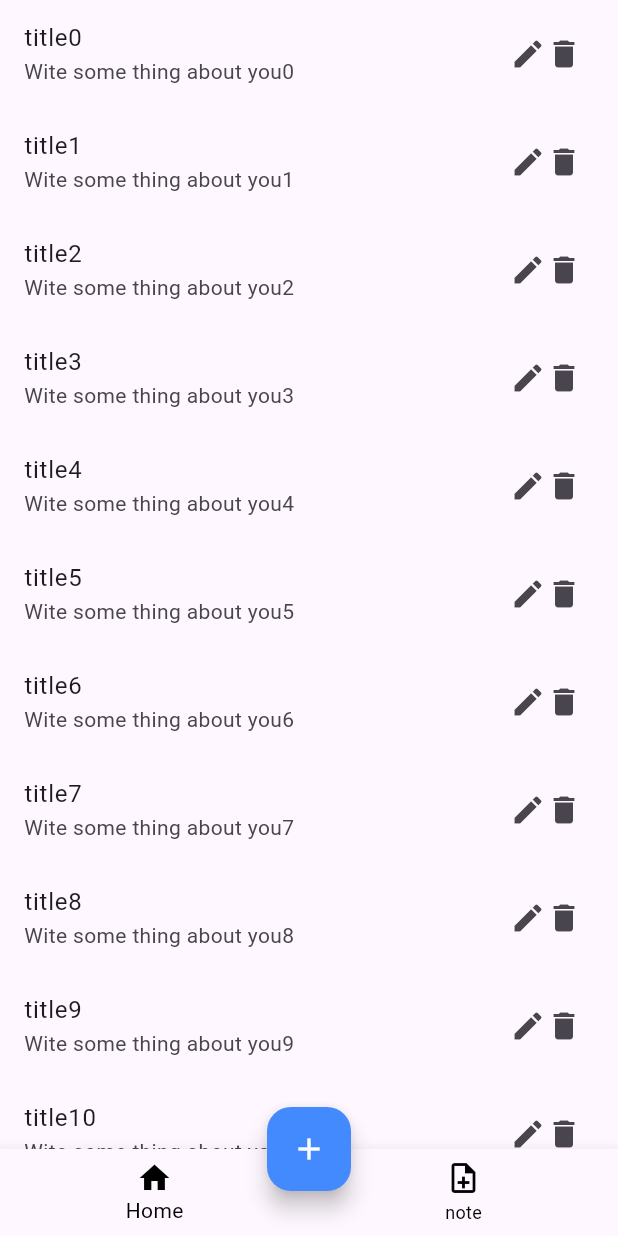
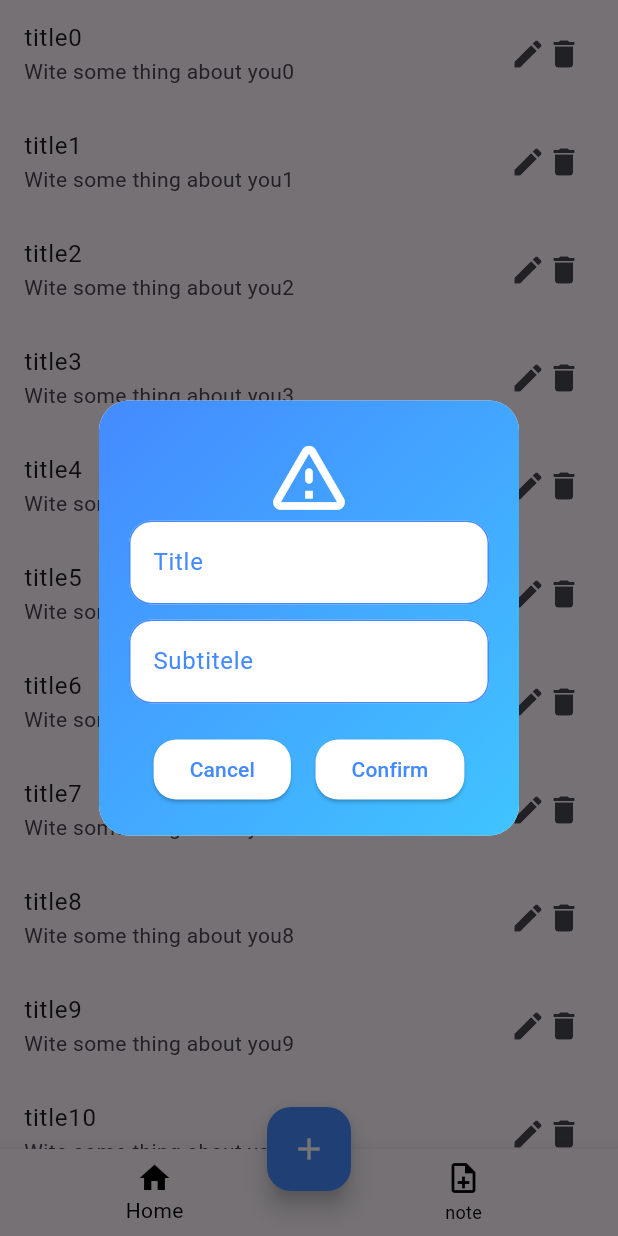
Before and after one commit to ahadprince320/note-pad-2025, a Flutter app: the screen it shows after launch, after a tap on the "add" icon, on a phone screen of 412 x 824 dp. Run offline on Flutter 3.47's test engine with Material 3 defaults, Android fonts, the phone set to English and light mode, and no system bars; our stand-ins replace get.

Commit message:
second update

```diff
--- a/lib/main.dart
+++ b/lib/main.dart
@@ -1,4 +1,5 @@
 import 'package:flutter/material.dart';
+import 'package:get/get_navigation/src/root/get_material_app.dart';
 import 'package:note_book/screen/bottom%20bar.dart';
 import 'package:note_book/screen/note_ditels.dart';
 
@@ -12,7 +13,7 @@ class MyApp extends StatelessWidget {
   @override
   Widget build(BuildContext context) {
 
-    return MaterialApp(
+    return GetMaterialApp(
       debugShowCheckedModeBanner: false,
       routes: {
         '/note_screen': (context)=>note_screen(),
--- a/lib/screen/bottom bar.dart
+++ b/lib/screen/bottom bar.dart
@@ -1,4 +1,5 @@
 import 'package:flutter/material.dart';
+import 'package:get/get.dart';
 
 import 'home_screen.dart';
 import 'note_screen.dart';
@@ -22,7 +23,10 @@ class _bottomNavigationState extends State<bottomNavigation> {
       floatingActionButton: FloatingActionButton(
         mini: false,
         backgroundColor: Colors.blueAccent,
-        onPressed: () {},
+        onPressed: () {
+       _alertDialog();
+
+        },
         child: Icon(Icons.add, color: Colors.white),
       ),
       bottomNavigationBar: BottomNavigationBar(
@@ -45,5 +49,126 @@ class _bottomNavigationState extends State<bottomNavigation> {
         ],
       ),
     );
+
   }
+  _alertDialog() {
+    showDialog(
+      context: context,
+      builder: (context) {
+        return AlertDialog(
+          shape: RoundedRectangleBorder(
+            borderRadius: BorderRadius.circular(20),
+          ),
+          backgroundColor: Colors.white,
+          elevation: 10,
+          contentPadding: const EdgeInsets.all(0),
+          content: Container(
+            decoration: BoxDecoration(
+              borderRadius: BorderRadius.circular(20),
+              gradient: const LinearGradient(
+                colors: [Colors.blueAccent, Colors.lightBlueAccent],
+                begin: Alignment.topLeft,
+                end: Alignment.bottomRight,
+              ),
+            ),
+            padding: const EdgeInsets.all(20),
+            child: Column(
+              mainAxisSize: MainAxisSize.min,
+              children: [
+                const Icon(
+                  Icons.warning_amber_rounded,
+                  size: 60,
+                  color: Colors.white,
+                ),
+                TextFormField(
+                  decoration: InputDecoration(
+                    hintText: 'Title',
+                    hintStyle: TextStyle(
+                      color: Colors.blueAccent,
+                    ),
+                    fillColor: Colors.white,
+                    filled: true,
+                    border: OutlineInputBorder(
+                      borderRadius: BorderRadius.circular(15), // border radius
+                      borderSide: BorderSide.none, // border line hide করবে
+                    ),
+                    enabledBorder: OutlineInputBorder(
+                      borderRadius: BorderRadius.circular(15),
+                      borderSide: BorderSide(color: Colors.blueAccent, width: 1), // চাইলে রঙ দিতে পারো
+                    ),
+                    focusedBorder: OutlineInputBorder(
+                      borderRadius: BorderRadius.circular(15),
+                      borderSide: BorderSide(color: Colors.blue, width: 2), // focus হলে আলাদা style
+                    ),
+                  ),
+                ),
+
+                const SizedBox(height: 10,),
+                TextFormField(
+                  decoration: InputDecoration(
+                    hintText: 'Subtitele',
+                    hintStyle: TextStyle(
+                      color: Colors.blueAccent,
+                    ),
+                    fillColor: Colors.white,
+                    filled: true,
+                    border: OutlineInputBorder(
+                      borderRadius: BorderRadius.circular(15), // border radius
+                      borderSide: BorderSide.none, // border line hide করবে
+                    ),
+                    enabledBorder: OutlineInputBorder(
+                      borderRadius: BorderRadius.circular(15),
+                      borderSide: BorderSide(color: Colors.blueAccent, width: 1), // চাইলে রঙ দিতে পারো
+                    ),
+                    focusedBorder: OutlineInputBorder(
+                      borderRadius: BorderRadius.circular(15),
+                      borderSide: BorderSide(color: Colors.blue, width: 2), // focus হলে আলাদা style
+                    ),
+                  ),
+                ),
+
+                const SizedBox(height: 20),
+                Row(
+                  mainAxisAlignment: MainAxisAlignment.spaceEvenly,
+                  children: [
+                    ElevatedButton(
+                      style: ElevatedButton.styleFrom(
+                        backgroundColor: Colors.white,
+                        shape: RoundedRectangleBorder(
+                          borderRadius: BorderRadius.circular(15),
+                        ),
+                      ),
+                      onPressed: () => Get.back(),
+                      child: const Text(
+                        'Cancel',
+                        style: TextStyle(color: Colors.blueAccent),
+                      ),
+                    ),
+                    ElevatedButton(
+                      style: ElevatedButton.styleFrom(
+                        backgroundColor: Colors.white,
+                        shape: RoundedRectangleBorder(
+                          borderRadius: BorderRadius.circular(15),
+                        ),
+                      ),
+                      onPressed: () {
+                        // Action
+                        Navigator.pop(context);
+                      },
+                      child: const Text(
+                        'Confirm',
+                        style: TextStyle(color: Colors.blueAccent),
+                      ),
+                    ),
+                  ],
+                )
+              ],
+            ),
+          ),
+        );
+      },
+    );
+  }
+
+
 }
--- a/pubspec.yaml
+++ b/pubspec.yaml
@@ -34,6 +34,7 @@ dependencies:
   # The following adds the Cupertino Icons font to your application.
   # Use with the CupertinoIcons class for iOS style icons.
   cupertino_icons: ^1.0.8
+  get:
 
 dev_dependencies:
   flutter_test:
```
Also changed, not shown: pubspec.lock.
